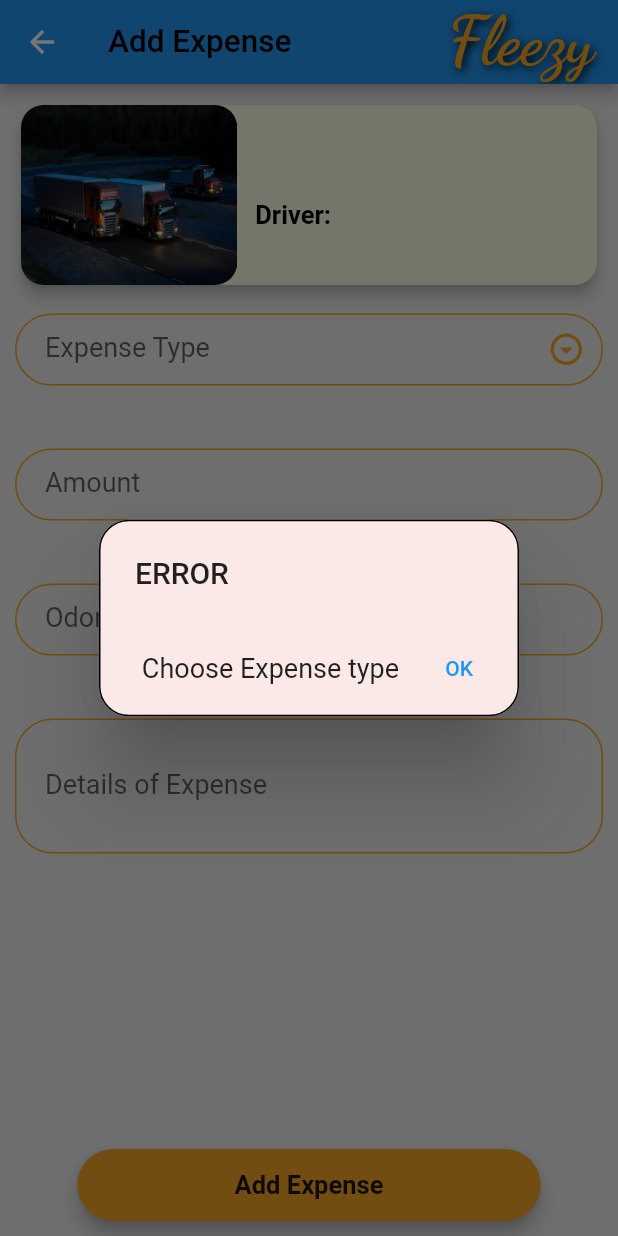
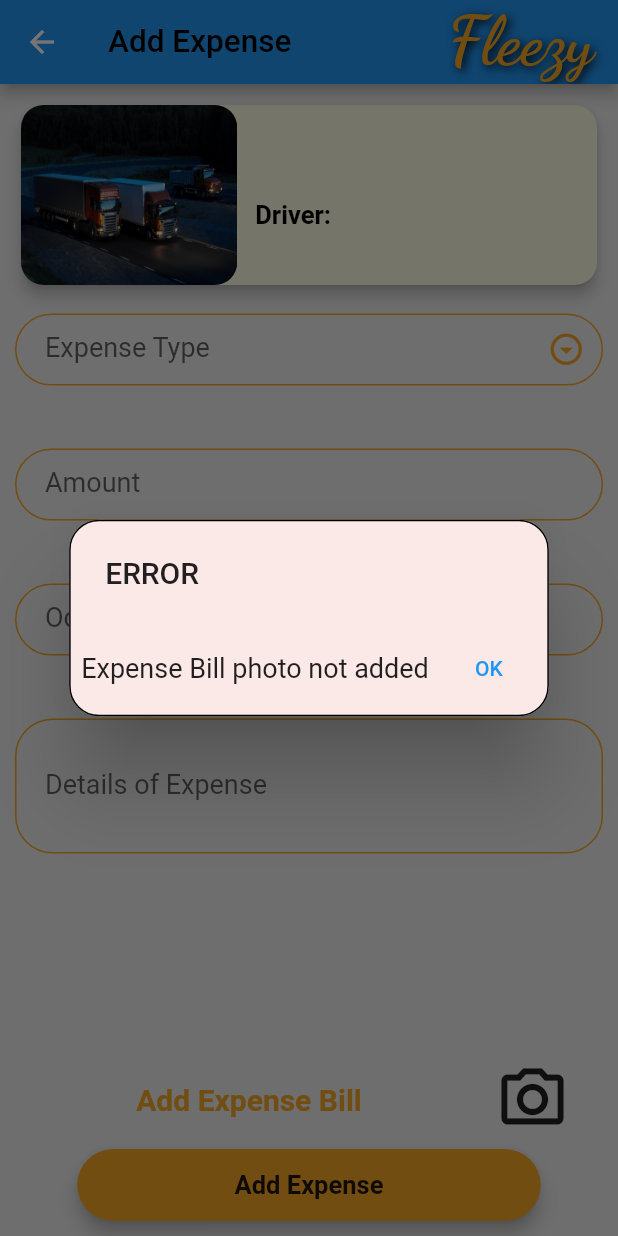
Before and after one commit to gokulr488/fleezy, a Flutter app: the AddExpenseScreen screen opened by its route, after a tap on "Add Expense", on a phone screen of 412 x 824 dp. Run offline on Flutter 3.47's test engine with Material 2 defaults, Android fonts, the phone set to English and light mode, and no system bars; our stand-ins replace bottom_navy_bar, cloud_firestore, firebase_auth, firebase_core, firebase_storage, flutter_spinkit and 3 more; accounts and stored records are empty; Roboto replaces fonts that are missing (Laila).

Commit message:
add photo feature added to expense module

```diff
--- a/lib/screens/VehicleOverviewScreens/addexpense/AddExpenseController.dart
+++ b/lib/screens/VehicleOverviewScreens/addexpense/AddExpenseController.dart
@@ -1,18 +1,28 @@
+import 'dart:io';
+
 import 'package:cloud_firestore/cloud_firestore.dart';
+import 'package:firebase_storage/firebase_storage.dart';
 import 'package:fleezy/Common/Alerts.dart';
 import 'package:fleezy/Common/AppData.dart';
+import 'package:fleezy/Common/Constants.dart';
 import 'package:fleezy/Common/Validator.dart';
 import 'package:fleezy/DataAccess/DAOs/Vehicle.dart';
 import 'package:fleezy/DataAccess/ExpenseApis.dart';
 import 'package:fleezy/DataModels/ModelExpense.dart';
 import 'package:fleezy/DataModels/ModelVehicle.dart';
+import 'package:fleezy/services/FirebaseStorageService.dart';
+import 'package:fleezy/services/ImageService.dart';
 import 'package:flutter/material.dart';
 import 'package:provider/provider.dart';
+import 'package:path/path.dart';
 
 class AddExpenseController {
   ModelExpense expenseDo;
   ModelVehicle vehicleDo;
   bool validateOdoMeter = true;
+  UploadTask uploadTask;
+
+  File photo;
 
   AddExpenseController() {
     expenseDo = ModelExpense();
@@ -24,8 +34,9 @@ class AddExpenseController {
       vehicleDo = callContext.data as ModelVehicle;
     }
     if (_valid(context)) {
+      showSendingDialogue(context);
+      await _uploadPhoto(context);
       _enrichExpenseDo(context);
-      showSendingDialogue(context);
       final callContext =
           await ExpenseApis().addNewExpense(expenseDo, vehicleDo, context);
       Navigator.pop(context);
@@ -44,6 +55,7 @@ class AddExpenseController {
   bool _valid(BuildContext context) {
     final validate = Validator();
     try {
+      validate.fileObject(photo, 'Expense Bill photo not added', context);
       //validate.stringField(expenseDo.payMode, 'Choose Payment type', context);
       validate.stringField(
           expenseDo.expenseType, 'Choose Expense type', context);
@@ -68,4 +80,21 @@ class AddExpenseController {
     expenseDo.tripNo = appData.trip?.id;
     expenseDo.timestamp = Timestamp.now();
   }
+
+  Future<void> takePhoto() async {
+    photo = await ImageService().getImage();
+  }
+
+  Future<void> _uploadPhoto(BuildContext context) async {
+    if (photo != null) {
+      final filePath = Constants.FUEL_BILLS_FOLDER + basename(photo.path);
+      uploadTask = FirebaseStorageService.uploadFile(filePath, photo);
+      final snapshot = await uploadTask.whenComplete(() {});
+      final urlDownload = await snapshot.ref.getDownloadURL();
+      expenseDo.imagePath = urlDownload;
+      print('Download-Link: $urlDownload');
+    } else {
+      showErrorAlert(context, 'Expense photo not uploaded');
+    }
+  }
 }
--- a/lib/screens/VehicleOverviewScreens/addexpense/AddExpenseScreen.dart
+++ b/lib/screens/VehicleOverviewScreens/addexpense/AddExpenseScreen.dart
@@ -7,6 +7,7 @@ import 'package:fleezy/components/RoundedButton.dart';
 import 'package:fleezy/components/ScrollableList.dart';
 import 'package:fleezy/components/cards/VehicleCard.dart';
 import 'package:fleezy/screens/VehicleOverviewScreens/addexpense/AddExpenseController.dart';
+import 'package:fleezy/services/ImageViewerScreen.dart';
 import 'package:flutter/material.dart';
 import 'package:provider/provider.dart';
 
@@ -18,6 +19,8 @@ class AddExpenseScreen extends StatefulWidget {
 
 class _AddExpenseScreenState extends State<AddExpenseScreen> {
   AddExpenseController ctrl;
+  final TextStyle _ts = TextStyle(
+      fontWeight: FontWeight.bold, fontSize: 20, color: kHighlightColour);
 
   @override
   void initState() {
@@ -77,9 +80,43 @@ class _AddExpenseScreenState extends State<AddExpenseScreen> {
                     decoration: kTextFieldDecoration.copyWith(
                         labelText: 'Details of Expense'))
               ])),
+              Row(
+                children: [
+                  _getPhotoWidget(),
+                  IconButton(
+                      onPressed: () async {
+                        await ctrl.takePhoto();
+                        setState(() {});
+                      },
+                      icon: Icon(Icons.camera_alt_outlined),
+                      iconSize: 50),
+                ],
+              ),
               RoundedButton(
                   title: 'Add Expense',
                   onPressed: () => ctrl.onAddExpense(context, regNumber))
             ]));
   }
+
+  Widget _getPhotoWidget() {
+    return Container(
+      width: MediaQuery.of(context).size.width - 100,
+      child: ctrl.photo != null
+          ? GestureDetector(
+              child: Padding(
+                padding: const EdgeInsets.fromLTRB(0, 0, 0, 8),
+                child: Image.file(
+                  ctrl.photo,
+                  height: 100,
+                ),
+              ),
+              onTap: () => Navigator.push(
+                  context,
+                  MaterialPageRoute(
+                      builder: (context) =>
+                          ImageViewerScreen(photo: ctrl.photo))),
+            )
+          : Center(child: Text('Add Expense Bill', style: _ts)),
+    );
+  }
 }
--- a/lib/screens/VehicleOverviewScreens/addfuel/AddFuelController.dart
+++ b/lib/screens/VehicleOverviewScreens/addfuel/AddFuelController.dart
@@ -37,7 +37,7 @@ class AddFuelController {
     }
     if (_valid(context)) {
       showSendingDialogue(context);
-      await uploadPhoto(context);
+      await _uploadPhoto(context);
       _enrichExpenseDo(context);
       final callContext =
           await ExpenseApis().addNewExpense(expenseDo, vehicleDo, context);
@@ -110,7 +110,7 @@ class AddFuelController {
     photo = await ImageService().getImage();
   }
 
-  Future<void> uploadPhoto(BuildContext context) async {
+  Future<void> _uploadPhoto(BuildContext context) async {
     if (photo != null) {
       final filePath = Constants.FUEL_BILLS_FOLDER + basename(photo.path);
       uploadTask = FirebaseStorageService.uploadFile(filePath, photo);
```
